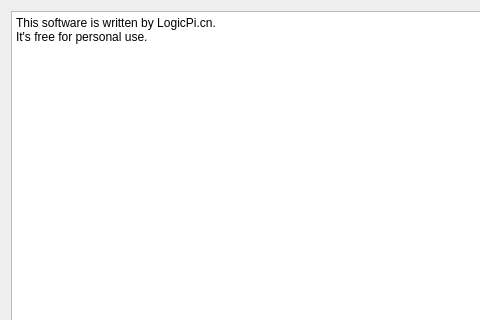
First picture: the form in form_about.ui, repository LogicPi-cn/SerialMasterQt5, before the edit; both pictures show x 0 to 480 and y 0 to 320 of the 640 by 480 pixel window.
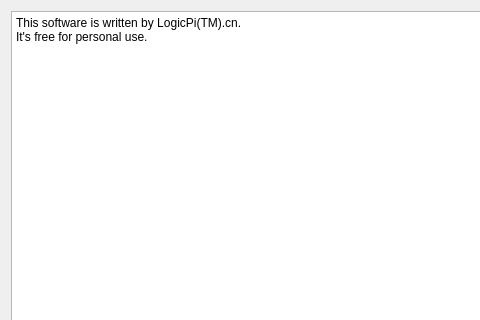
Second picture: the form after the edit.

Patch:
```diff
--- a/form_about.ui
+++ b/form_about.ui
@@ -21,7 +21,7 @@
 &lt;html&gt;&lt;head&gt;&lt;meta name=&quot;qrichtext&quot; content=&quot;1&quot; /&gt;&lt;style type=&quot;text/css&quot;&gt;
 p, li { white-space: pre-wrap; }
 &lt;/style&gt;&lt;/head&gt;&lt;body style=&quot; font-family:'SimSun'; font-size:9pt; font-weight:400; font-style:normal;&quot;&gt;
-&lt;p style=&quot; margin-top:0px; margin-bottom:0px; margin-left:0px; margin-right:0px; -qt-block-indent:0; text-indent:0px;&quot;&gt;&lt;span style=&quot; font-family:'SimSun';&quot;&gt;This software is written by LogicPi.cn.&lt;/span&gt;&lt;/p&gt;
+&lt;p style=&quot; margin-top:0px; margin-bottom:0px; margin-left:0px; margin-right:0px; -qt-block-indent:0; text-indent:0px;&quot;&gt;&lt;span style=&quot; font-family:'SimSun';&quot;&gt;This software is written by LogicPi(TM).cn.&lt;/span&gt;&lt;/p&gt;
 &lt;p style=&quot; margin-top:0px; margin-bottom:0px; margin-left:0px; margin-right:0px; -qt-block-indent:0; text-indent:0px;&quot;&gt;&lt;span style=&quot; font-family:'SimSun';&quot;&gt;It's free for personal use.&lt;/span&gt;&lt;/p&gt;&lt;/body&gt;&lt;/html&gt;</string>
      </property>
     </widget>
```
